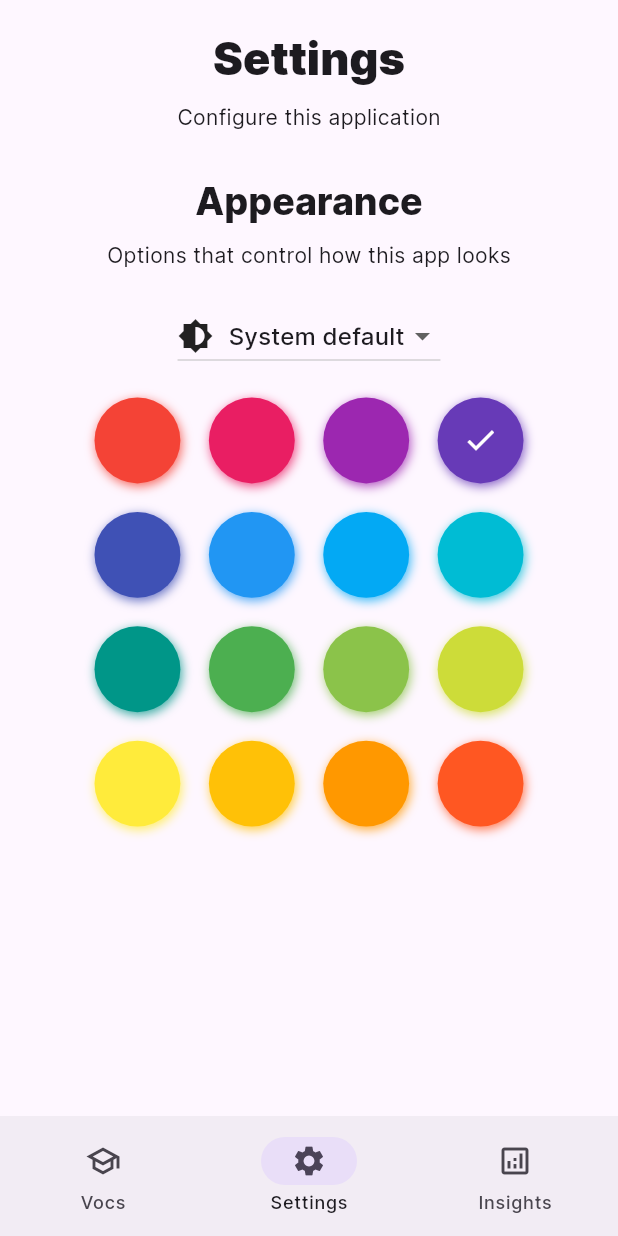
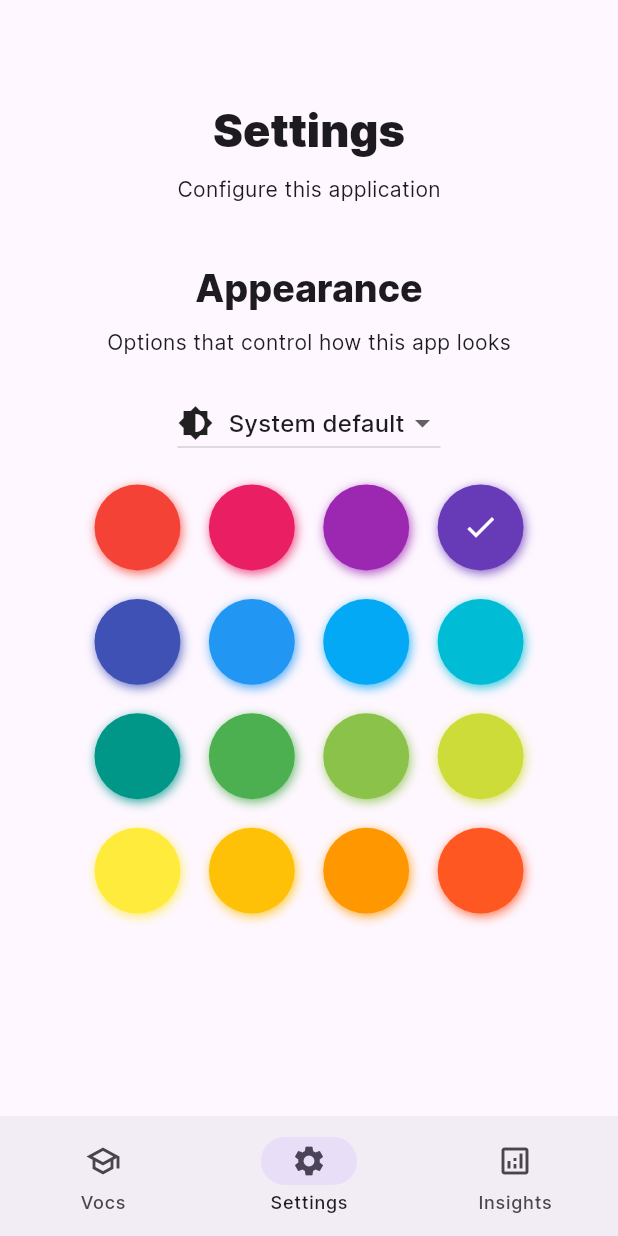
Before and after one commit to lbirkert/frenchscape, a Flutter app: the screen it shows after launch, item 2 of the bottom bar chosen, on a phone screen of 412 x 824 dp. Run offline on Flutter 3.47's test engine with Material 2 defaults, Android fonts, the phone set to English and light mode, and no system bars; drawn by our look-alikes of flutter_colorpicker; our stand-ins replace objectbox; generated files the repository leaves out were written again.

Commit message:
Center settings page

```diff
--- a/lib/settings.dart
+++ b/lib/settings.dart
@@ -76,18 +76,24 @@ const List<Color> colors = [
 class _SettingsPageState extends State<SettingsPage>{
   @override
   Widget build(BuildContext context) {
+    return LayoutBuilder(builder: _build);
+  }
+
+  Widget _build(BuildContext context, BoxConstraints viewport) {
     return SingleChildScrollView(
       child: Center(
         child: ConstrainedBox(
-          constraints: const BoxConstraints(minWidth: 100, maxWidth: 450),
+          constraints: BoxConstraints(minWidth: 100, maxWidth: 450, minHeight: viewport.maxHeight),
           child: Padding(
             padding: const EdgeInsets.all(20),
             child: Column(
+              crossAxisAlignment: CrossAxisAlignment.center,
+              mainAxisAlignment: MainAxisAlignment.center,
               children: [
                 Text("Settings", style: Theme.of(context).textTheme.headlineLarge),
                 const SizedBox(height: 10),
                 const Text("Configure this application"),
-                const SizedBox(height: 30),
+                const SizedBox(height: 40),
 
                 Text("Appearance", style: Theme.of(context).textTheme.headlineMedium),
                 const SizedBox(height: 10),
```
